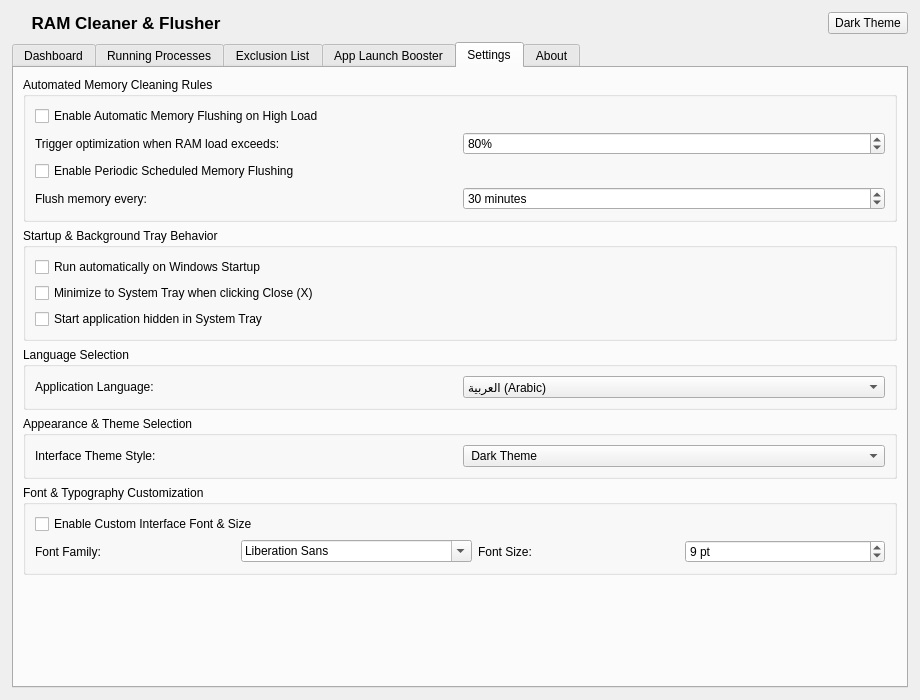
alisakkaf/RAM-Cleaner-Flusher-Pro, file src/mainwindow.ui: the form before one commit.
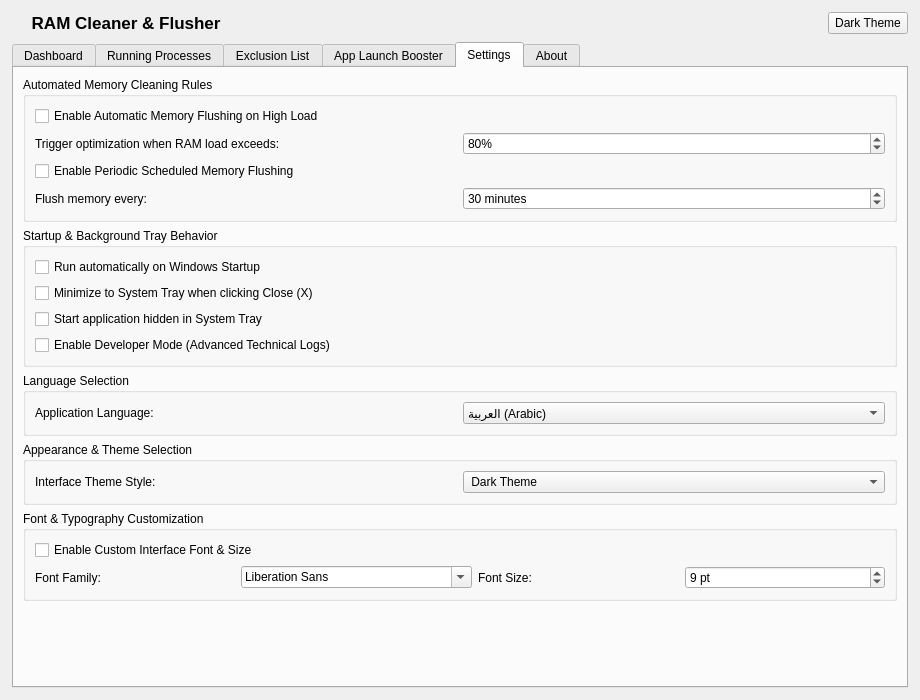
The form after the commit. The open tabs and pages were chosen to show the change. Icons and pictures are not drawn.

```diff
--- a/src/mainwindow.ui
+++ b/src/mainwindow.ui
@@ -567,6 +567,13 @@
              </property>
             </widget>
            </item>
+           <item>
+            <widget class="QCheckBox" name="chkDeveloperMode">
+             <property name="text">
+              <string>Enable Developer Mode (Advanced Technical Logs)</string>
+             </property>
+            </widget>
+           </item>
           </layout>
          </widget>
         </item>
```
